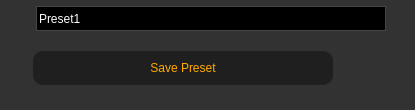
Old version of the form UI/presetSave.ui in the repository prateekfxtd/ns_Startup.
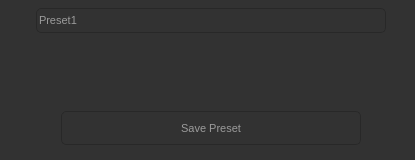
New version of the form. Icons and pictures are not drawn.

The edit to the form file:
```diff
--- a/UI/presetSave.ui
+++ b/UI/presetSave.ui
@@ -7,19 +7,19 @@
     <x>0</x>
     <y>0</y>
     <width>415</width>
-    <height>110</height>
+    <height>160</height>
    </rect>
   </property>
   <property name="minimumSize">
    <size>
     <width>415</width>
-    <height>110</height>
+    <height>160</height>
    </size>
   </property>
   <property name="maximumSize">
    <size>
     <width>415</width>
-    <height>110</height>
+    <height>160</height>
    </size>
   </property>
   <property name="windowTitle">
@@ -30,8 +30,131 @@
     <normaloff>favicon.ico</normaloff>favicon.ico</iconset>
   </property>
   <property name="styleSheet">
-   <string notr="true">background-color: rgb(50, 50, 50);
-color: rgb(255, 170, 0);
+   <string notr="true">QWidget{
+	background-color: rgb(50, 50, 50);
+	selection-background-color: rgb(80, 80, 80);
+	color:  rgb(155, 155, 155);
+	font-family: Helvetica;
+	font-size: 8pt;
+}
+
+QScrollBar:vertical{
+	width: 8px;
+	color: rgb(216, 216, 216);
+	background :black;
+}
+
+QScrollBar::handle:vertical{
+	background: qlineargradient(x1:0, y1:0, x2:1, y2:0, stop: 0 rgb(100, 100, 100), stop: 0.5 rgb(100, 100, 100), stop:1 rgb(100, 100, 100));
+	border-radius : 2px;
+	min-height: 0px;
+}
+
+QScrollBar::add-page:vertical, QScrollBar::sub-page:vertical{
+	 background: rgb(40, 40, 40);
+}
+
+QScrollBar:horizontal{
+	height: 8px;
+	color: rgb(216, 216, 216);
+	background :black;
+}
+
+QScrollBar::handle:horizontal{
+	background: qlineargradient(x1:0, y1:0, x2:1, y2:0, stop: 0 rgb(100, 100, 100), stop: 0.5 rgb(100, 100, 100), stop:1 rgb(100, 100, 100));
+	border-radius : 2px;
+}
+
+QScrollBar::add-page:horizontal, QScrollBar::sub-page:horizontal{
+	 background: rgb(40, 40, 40);
+}
+
+QComboBox QAbstractItemView {
+	color:  rgb(255, 255, 255);
+	background-color: rgb(0, 0, 0);
+	selection-color: rgb(255, 255, 255);
+	border: 0px solid black;
+}
+
+
+QPushButton{
+	color:  rgb(155, 155, 155);
+	background-color: rgb(50, 50, 50);
+	border-radius: 5px;
+	border: 1px solid rgb(40, 40, 40);
+}
+
+QPushButton:hover {
+	background-color: rgb(80, 80, 80);
+	color: rgb(0,230,0);
+    border-style: inset;
+}
+
+QPushButton:pressed {
+	background-color: rgb(50, 50, 50);
+	color: rgb(0,230,0);
+    border-style: inset;
+}
+
+QCheckBox{
+	background-color: rgb(0, 0, 0);
+	border:3px solid rgb(0, 0, 0);
+	border-radius: 5px;
+}
+
+QTextEdit{
+	color:  rgb(155, 155, 155);
+	background-color: rgb(50, 50, 50);
+	border-radius: 5px;
+	border: 1px solid rgb(40, 40, 40);
+}
+
+QLineEdit{
+	color:  rgb(155, 155, 155);
+	background-color: rgb(50, 50, 50);
+	border-radius: 5px;
+	border: 1px solid rgb(40, 40, 40);
+}
+
+QTableView{
+	selection-background-color: rgb(90,90, 90); 
+	selection-color: rgb(255, 255, 255);
+	color:  rgb(155, 155, 155);
+	background-color: rgb(50, 50, 50);
+	border-radius: 5px;
+	border: 1px solid rgb(40, 40, 40);
+	alternate-background-color: rgb(50, 50, 50);
+	gridline-color: rgb(30, 30, 30); 
+}
+
+
+QTableCornerButton::section{
+	background-color:  rgb(50, 50, 50);
+}
+
+QComboBox{
+	color:  rgb(155, 155, 155);
+	background-color: rgb(50, 50, 50);
+	border-radius: 5px;
+	border: 1px solid rgb(40, 40, 40);
+}
+
+QComboBox::drop-down {
+	image: url(UI/arrow.png);
+	right: 5px;
+	top: 8px;
+}
+
+QComboBox QAbstractItemView {
+	selection-background-color: rgb(80, 80, 80);
+	color:  rgb(155, 155, 155);
+	background-color: rgb(50, 50, 50);
+	border-radius: 5px;
+	border: 1px solid rgb(40, 40, 40);
+}
+
+
+
 </string>
   </property>
   <widget class="QWidget" name="verticalLayoutWidget">
@@ -40,7 +163,7 @@
      <x>0</x>
      <y>0</y>
      <width>422</width>
-     <height>101</height>
+     <height>153</height>
     </rect>
    </property>
    <layout class="QVBoxLayout" name="verticalLayout">
@@ -77,11 +200,7 @@
          </size>
         </property>
         <property name="styleSheet">
-         <string notr="true">background-color: rgb(0, 0, 0);
-color: rgb(255, 255, 255);
-border:1px solid rgb(70,70,70);
-selection-background-color: rgb(90,90, 90); 
-selection-color: rgb(255, 255, 255);</string>
+         <string notr="true"/>
         </property>
         <property name="text">
          <string>Preset1</string>
@@ -106,6 +225,32 @@
       </item>
      </layout>
     </item>
+    <item>
+     <layout class="QHBoxLayout" name="horizontalLayout_3">
+      <item>
+       <widget class="QLabel" name="label_presetLogo">
+        <property name="minimumSize">
+         <size>
+          <width>50</width>
+          <height>50</height>
+         </size>
+        </property>
+        <property name="maximumSize">
+         <size>
+          <width>50</width>
+          <height>50</height>
+         </size>
+        </property>
+        <property name="styleSheet">
+         <string notr="true"/>
+        </property>
+        <property name="text">
+         <string/>
+        </property>
+       </widget>
+      </item>
+     </layout>
+    </item>
     <item>
      <layout class="QHBoxLayout" name="horizontalLayout_2">
       <item>
@@ -139,50 +284,13 @@
          </size>
         </property>
         <property name="styleSheet">
-         <string notr="true">QPushButton{
-background-color: rgb(31, 31, 31);
-border-radius: 10px;
-}
-
-QPushButton:hover {
-    background-color: rgb(80, 80, 80);
-	color: rgb(0,150,0);
-    border-style: inset;
-}
-
-QPushButton:pressed {
-    background-color:  rgb(0,150,0);
-	color: rgb(0,230,0);
-    border-style: inset;
-}</string>
+         <string notr="true"/>
         </property>
         <property name="text">
          <string>Save Preset</string>
         </property>
        </widget>
       </item>
-      <item>
-       <widget class="QLabel" name="label_presetLogo">
-        <property name="minimumSize">
-         <size>
-          <width>50</width>
-          <height>50</height>
-         </size>
-        </property>
-        <property name="maximumSize">
-         <size>
-          <width>50</width>
-          <height>50</height>
-         </size>
-        </property>
-        <property name="styleSheet">
-         <string notr="true"/>
-        </property>
-        <property name="text">
-         <string/>
-        </property>
-       </widget>
-      </item>
       <item>
        <spacer name="horizontalSpacer_2">
         <property name="orientation">
```
